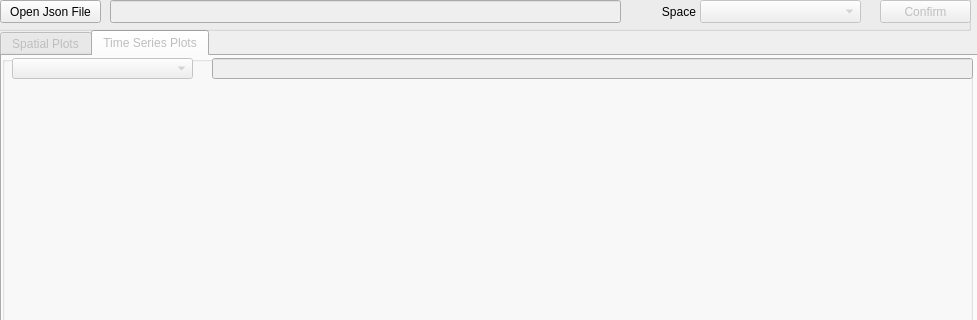
Old version of the form StadicViewer/vis/ui/ui1.ui in the repository sariths/stadicViewer; both pictures show x 0 to 977 and y 0 to 320 of the 977 by 740 pixel window.
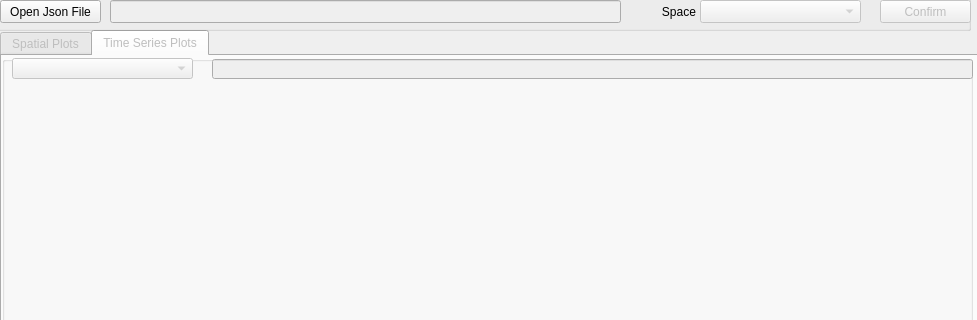
New version of the form. The open tabs and pages were chosen to show the change.

```diff
--- a/StadicViewer/vis/ui/ui1.ui
+++ b/StadicViewer/vis/ui/ui1.ui
@@ -1871,9 +1871,9 @@
      <property name="geometry">
       <rect>
        <x>210</x>
-       <y>2</y>
+       <y>3</y>
        <width>761</width>
-       <height>21</height>
+       <height>20</height>
       </rect>
      </property>
     </widget>
```
Left out of the diff: 7 changed lines with no effect on the pictures.
